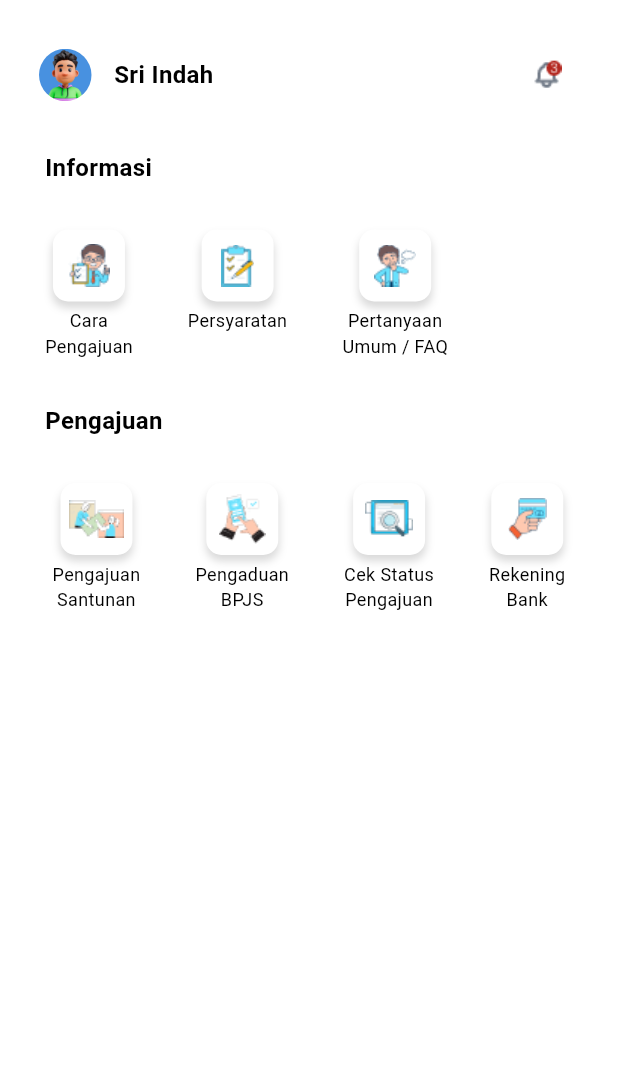
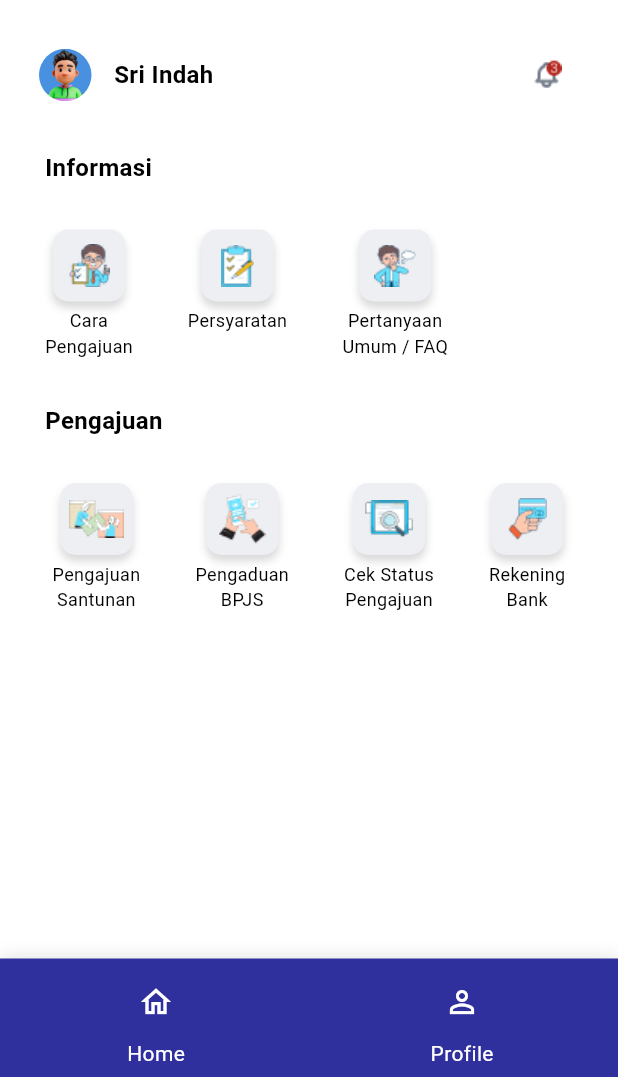
Before and after one commit to ssscholastica/e-Tuntas, a Flutter app: the screen it shows after launch, on a phone screen of 412 x 824 dp, the part 159-1236 px from its top. Run offline on Flutter 3.47's test engine with Material 3 defaults, Android fonts, the light colour scheme and no system bars.

Commit message:
update home dan navbar

```diff
--- a/lib/home.dart
+++ b/lib/home.dart
@@ -1,3 +1,4 @@
+import 'package:etuntas/navbar.dart';
 import 'package:flutter/material.dart';
 
 class Home extends StatefulWidget {
@@ -26,7 +27,7 @@ Widget buildImageBox(String imagePath, String label) {
           width: 48,
           height: 48,
           decoration: BoxDecoration(
-            color: Colors.white,
+            color: const Color(0xFFEDEFF3),
             borderRadius: BorderRadius.circular(10),
             boxShadow: [
               BoxShadow(
@@ -151,6 +152,7 @@ Widget buildImageBox(String imagePath, String label) {
           ),
         ],
       ),
+      bottomNavigationBar: NavbarWidget(),
     );
   }
 }
--- /dev/null
+++ b/lib/navbar.dart
@@ -0,0 +1,75 @@
+import 'package:etuntas/home.dart';
+import 'package:flutter/material.dart';
+
+class NavbarWidget extends StatelessWidget {
+  const NavbarWidget({super.key});
+
+  @override
+  Widget build(BuildContext context) {
+    return SafeArea(
+      child: Container(
+        height: 79,
+        width: 360,
+        decoration: BoxDecoration(
+          color: const Color(0XFF2F2F9D),
+          boxShadow: [
+            BoxShadow(
+              color: Colors.black.withOpacity(0.1),
+              blurRadius: 8,
+              offset: const Offset(0, -2),
+            ),
+          ],
+        ),
+        child: Row(
+          mainAxisAlignment: MainAxisAlignment.spaceBetween,
+          children: [
+            Container(
+              margin: const EdgeInsets.only(top: 5,left: 80),
+              child: Column(
+                children: [
+                  IconButton(
+                    onPressed: () {
+                      Navigator.push(
+                        context,
+                        MaterialPageRoute(builder: (context) => const Home()),
+                      );
+                    },
+                    icon: const Icon(
+                      Icons.home_outlined,
+                      color: Color(0xFFFFFFFF),
+                      size: 24,
+                    ),
+                  ),
+                  const Text("Home",
+                      style: TextStyle(fontSize: 14, color: Color(0xFFFFFFFF)))
+                ],
+              ),
+            ),
+            Container(
+              margin: EdgeInsets.only(top:5 ,right: 80),
+              child: Column(
+                children: [
+                  IconButton(
+                    onPressed: () {
+                      Navigator.push(
+                        context,
+                        MaterialPageRoute(builder: (context) => const Home()),
+                      );
+                    },
+                    icon: const Icon(
+                      Icons.person_outline,
+                      color: Color(0xFFFFFFFF),
+                      size: 24,
+                    ),
+                  ),
+                  const Text("Profile",
+                      style: TextStyle(fontSize: 14, color: Color(0xFFFFFFFF)))
+                ],
+              ),
+            ),
+          ],
+        ),
+      ),
+    );
+  }
+}
```
